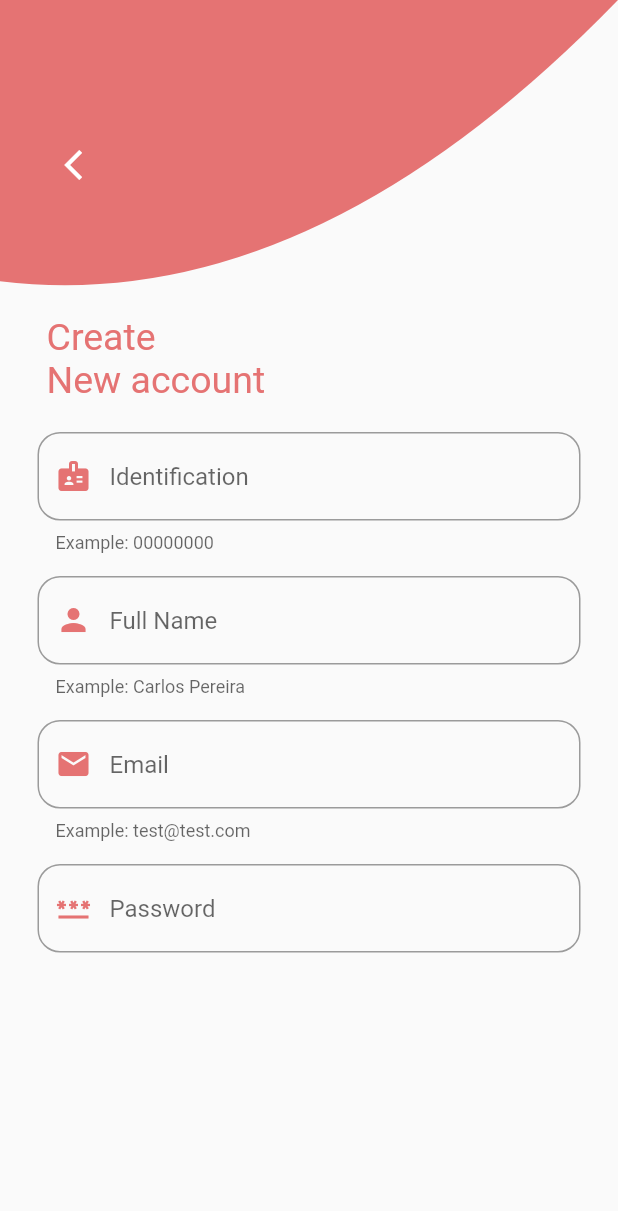
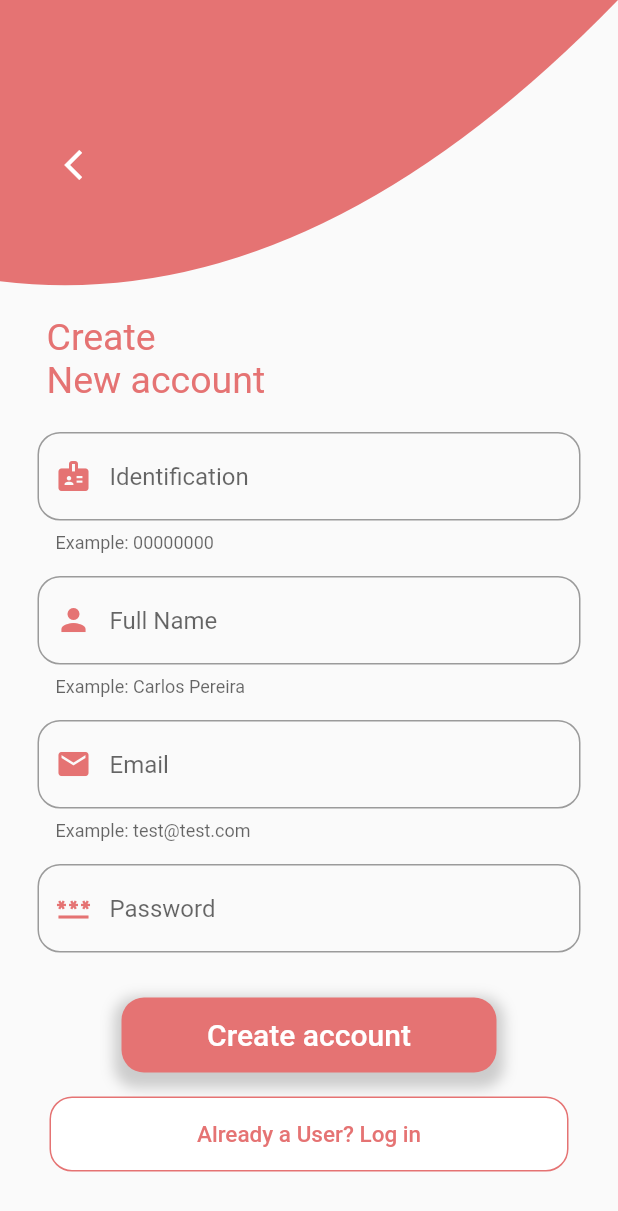
Before and after one commit to PereiraCC/flutter-agent-management, a Flutter app: the screen it shows after launch, on a phone screen of 412 x 824 dp. Shown: the top 1211 px of the screen. Run offline on Flutter 3.47's test engine with Material 2 defaults, Android fonts, the phone set to English and light mode, and no system bars; our stand-ins replace image_picker, sqflite; missing offline and left inert: mime_type; accounts and stored records are empty.

Commit message:
sing_screen.dart: createButton create and customsinglebutton called

```diff
--- a/lib/screens/sing_screen.dart
+++ b/lib/screens/sing_screen.dart
@@ -37,7 +37,10 @@ class SingScreen extends StatelessWidget {
 
 class _CreateBody extends StatelessWidget {
 
-  final  TextEditingController _nameController = new TextEditingController();
+  final TextEditingController _identificationController = new TextEditingController();
+  final TextEditingController _fullNameController       = new TextEditingController();
+  final TextEditingController _emailController          = new TextEditingController();
+  final TextEditingController _passController           = new TextEditingController();
 
   @override
   Widget build(BuildContext context) {
@@ -56,7 +59,7 @@ class _CreateBody extends StatelessWidget {
             hintText: 'Identification',
             helpText: 'Example: 00000000',
             icon: Icons.badge,
-            controller: _nameController
+            controller: _identificationController
           ),
 
           SizedBox(height: 15),
@@ -65,7 +68,7 @@ class _CreateBody extends StatelessWidget {
             hintText: 'Full Name',
             helpText: 'Example: Carlos Pereira',
             icon: Icons.person,
-            controller: _nameController
+            controller: _fullNameController
           ),
 
           SizedBox(height: 15),
@@ -74,7 +77,7 @@ class _CreateBody extends StatelessWidget {
             hintText: 'Email',
             helpText: 'Example: test@test.com',
             icon: Icons.mail,
-            controller: _nameController
+            controller: _emailController
           ),
 
           SizedBox(height: 15),
@@ -83,8 +86,17 @@ class _CreateBody extends StatelessWidget {
             hintText: 'Password',
             helpText: '',
             icon: Icons.password,
-            controller: _nameController
+            controller: _passController
           ),
+
+          _CreateButton(
+            identification: _identificationController,
+            fullName      : _fullNameController,
+            email         : _emailController,
+            pass          : _passController,
+          ),
+
+          CustomSingleButton(title: 'Already a User? Log in', onPressed: () => print('log in button')),
         ],
       ),
     );
@@ -152,6 +164,7 @@ class _Input extends StatelessWidget {
       textCapitalization: TextCapitalization.sentences,
       autofocus: false,
       cursorColor: Colors.red.shade300,
+      // obscureText: true,
       decoration: InputDecoration(
         focusedBorder: OutlineInputBorder(
           borderRadius: BorderRadius.circular(15.0),
@@ -168,3 +181,51 @@ class _Input extends StatelessWidget {
     );
   }
 }
+
+
+class _CreateButton extends StatelessWidget {
+
+  final TextEditingController identification;
+  final TextEditingController fullName;
+  final TextEditingController email;
+  final TextEditingController pass;
+
+  const _CreateButton({
+    Key? key,
+    required this.identification,
+    required this.fullName,
+    required this.email,
+    required this.pass,
+  }) : super(key: key);
+
+  @override
+  Widget build(BuildContext context) {
+    return TextButton(
+      child: Container(
+        width: 250,
+        height: 50,
+        decoration: BoxDecoration(
+          color: Colors.red.shade300,
+          borderRadius: BorderRadius.all(Radius.circular(15)),
+          boxShadow: [
+            BoxShadow(
+              color: Colors.grey.withOpacity(0.5),
+              spreadRadius: 5,
+              blurRadius: 7,
+              offset: Offset(0, 5),
+            )
+          ]
+        ),
+        child: Center(
+          child: Text('Create account', style: TextStyle(fontSize: 20, color: Colors.white))
+        )
+      ),
+      onPressed: () {
+        print(this.identification.text);
+        print(this.fullName.text);
+        print(this.email.text);
+        print(this.pass.text);
+      }
+    );
+  }
+}
```
